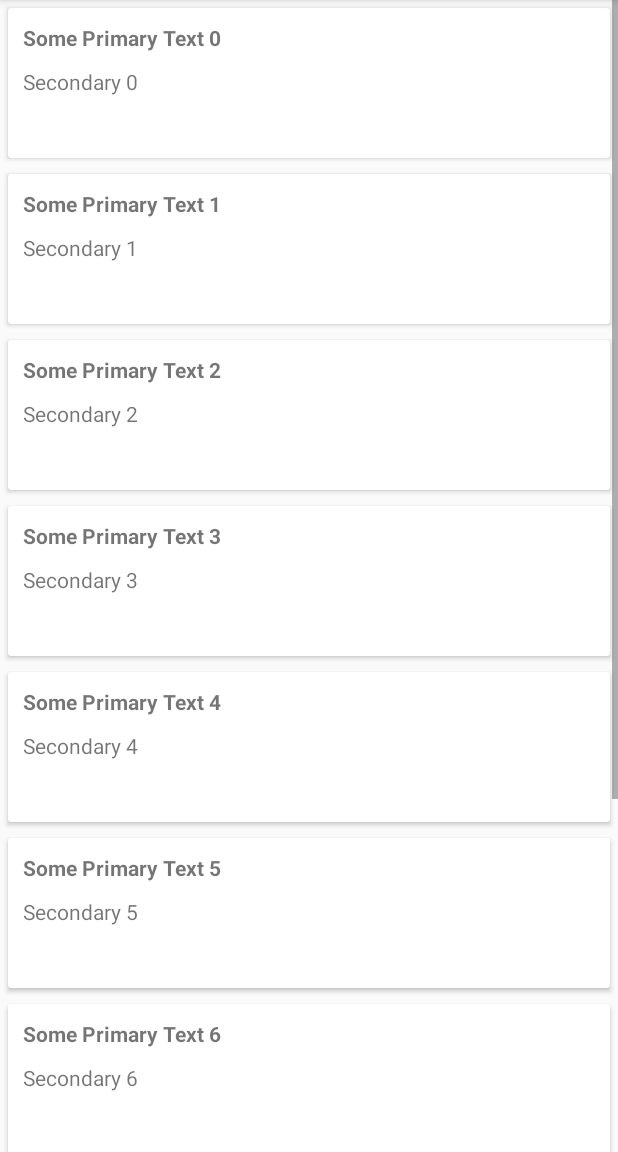
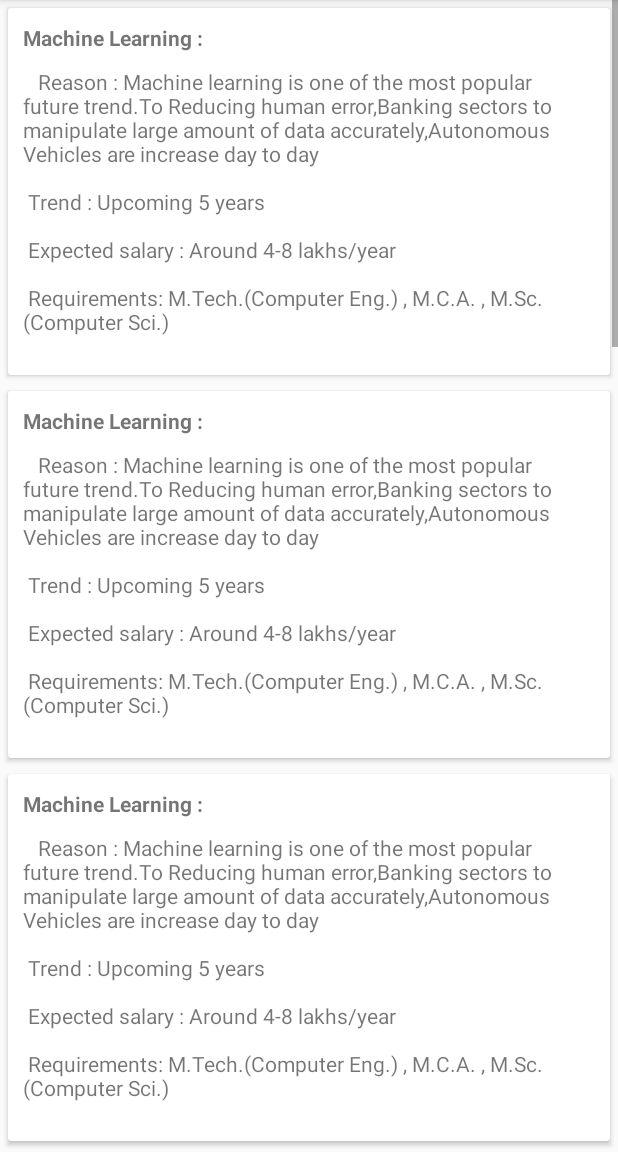
Before and after one commit to SurejaHit/Career_guidance_app, an Android app: the fragment FutureFragment shown on its own in the app's theme, on a phone screen of 412 x 824 dp, the part 84-1236 px from its top. Run offline under Robolectric (Android 15) with nearby library versions, the phone set to English and light mode, and no system bars; 9 statements that could not run were skipped.

Commit message:
Code is modified for all future trends

```diff
--- a/app/build.gradle
+++ b/app/build.gradle
@@ -28,6 +28,7 @@ dependencies {
     implementation 'com.android.support:support-v4:26.1.0'
     implementation 'com.google.firebase:firebase-auth:11.8.0'
     compile 'com.google.firebase:firebase-core:11.8.0'
+    compile 'com.android.support:recyclerview-v7:26.1.0'
     testImplementation 'junit:junit:4.12'
     androidTestImplementation 'com.android.support.test:runner:1.0.1'
     androidTestImplementation 'com.android.support.test.espresso:espresso-core:3.0.1'
--- a/app/src/main/java/com/example/surejahit/career_guidance_app/FutureFragment.java
+++ b/app/src/main/java/com/example/surejahit/career_guidance_app/FutureFragment.java
@@ -61,11 +61,37 @@ public class FutureFragment extends Fragment {
 
     public ArrayList<DataObject> getDataSet(){
         ArrayList results = new ArrayList<DataObject>();
-        for (int index = 0; index < 10; index++) {
-            DataObject obj = new DataObject("Some Primary Text " + index,
-                    "Secondary " + index);
-            results.add(index, obj);
-        }
+        int index = 0;
+        DataObject obj = new DataObject(getString(R.string.top1) , getString(R.string.des1));
+        results.add(index, obj);
+        index++;
+        obj = new DataObject(getString(R.string.top2), getString(R.string.des2));
+        results.add(index, obj);
+        index++;
+        obj = new DataObject(getString(R.string.top3) , getString(R.string.des3));
+        results.add(index, obj);
+        index++;
+        obj = new DataObject(getString(R.string.top4) , getString(R.string.des4));
+        results.add(index, obj);
+        index++;
+        obj = new DataObject(getString(R.string.top5) , getString(R.string.des5));
+        results.add(index, obj);
+        index++;
+        obj = new DataObject(getString(R.string.top6) , getString(R.string.des6));
+        results.add(index, obj);
+        index++;
+        obj = new DataObject(getString(R.string.top7) , getString(R.string.des7));
+        results.add(index, obj);
+        index++;
+        obj = new DataObject(getString(R.string.top8) , getString(R.string.des8));
+        results.add(index, obj);
+        index++;
+        obj = new DataObject(getString(R.string.top9) , getString(R.string.des9));
+        results.add(index, obj);
+        index++;
+        obj = new DataObject(getString(R.string.top10) , getString(R.string.des10));
+        results.add(index, obj);
+
         return results;
     }
 
--- a/app/src/main/res/layout/card_view_row.xml
+++ b/app/src/main/res/layout/card_view_row.xml
@@ -8,7 +8,7 @@
     <android.support.v7.widget.CardView
         android:id="@+id/card_view"
         android:layout_width="fill_parent"
-        android:layout_height="100dp"
+        android:layout_height="wrap_content"
         android:layout_gravity="center"
         android:layout_margin="5dp"
         card_view:cardCornerRadius="2dp"
--- a/app/src/main/res/values/strings.xml
+++ b/app/src/main/res/values/strings.xml
@@ -13,6 +13,16 @@
         <item>Telugu</item>
         <item>Urdu</item>
     </string-array>
+
+    <string name="top1"><b>Machine Learning : </b></string>>
+    <string name="des1">
+    <ol>
+        <li> Reason : Machine learning is one of the most popular future trend.To Reducing human error,Banking sectors to manipulate large amount of data accurately,Autonomous Vehicles are increase day to day\n</li>
+        <li>\n Trend : Upcoming 5 years\n</li>
+        <li>\n Expected salary : Around 4-8 lakhs/year\n</li>
+        <li>\n Requirements: M.Tech.(Computer Eng.) , M.C.A. , M.Sc.(Computer Sci.)\n</li>
+    </ol>
+    </string>
     <string name="action_settings">Settings</string>
     <string name="status_code_sent">Code Sent</string>
     <string name="status_verification_failed">Verification failed</string>
```
